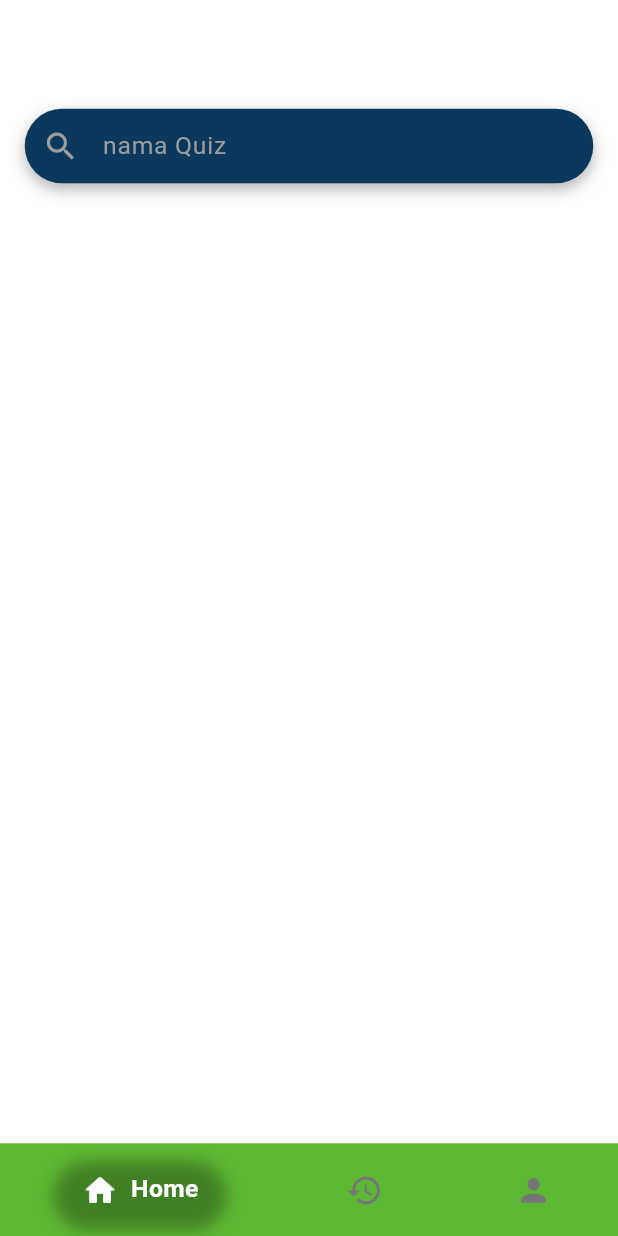
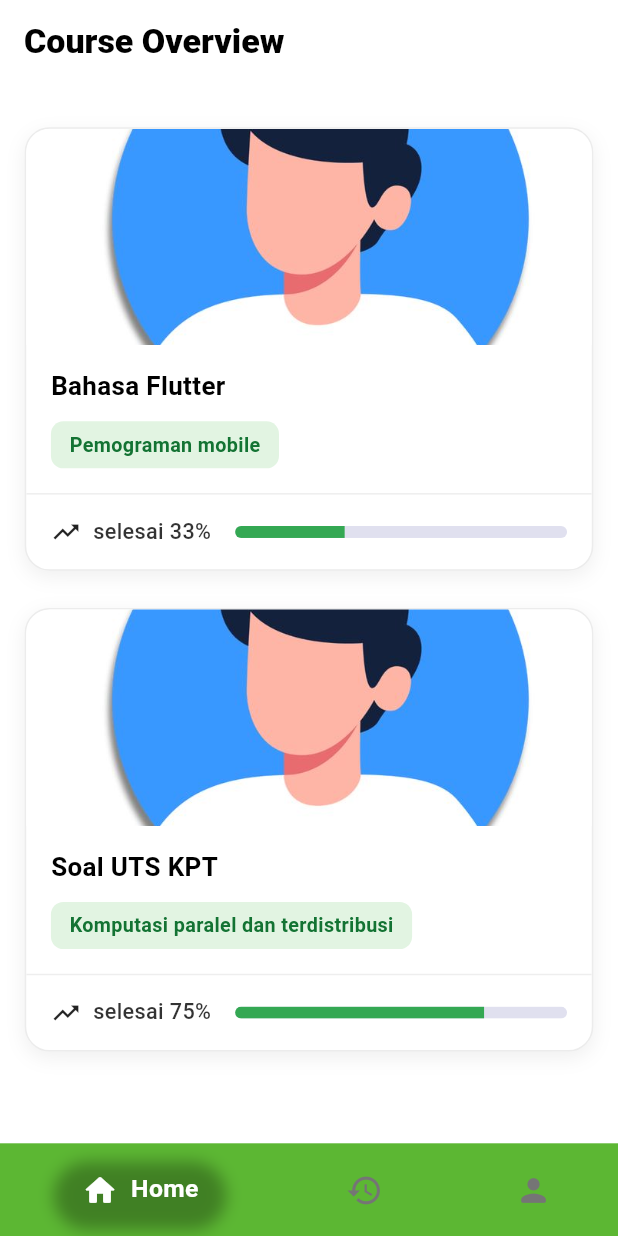
Before and after one commit to PhanTopik/quiz_fun_topik_241401054, a Flutter app: the HomeScreen screen opened by its route, on a phone screen of 412 x 824 dp. Run offline on Flutter 3.47's test engine with Material 3 defaults, Android fonts, the light colour scheme and no system bars; our stand-ins replace go_router, shared_preferences; accounts and stored records are empty.

Commit message:
Feat:kartu quiz,screen quiz,dan data soal quiz

```diff
--- /dev/null
+++ b/lib/Data/quiz_list.dart
@@ -0,0 +1,20 @@
+import '../Models/quiz_card_model.dart';
+
+class QuizData {
+  static final List<QuizCardModel> initialQuizzes = [
+    QuizCardModel(
+      id: '1',
+      title: 'Bahasa Flutter',
+      matakuliah: 'Pemograman mobile',
+      imagePath: 'assets/images/profile.jpg',
+      progress: 0.33,
+    ),
+    QuizCardModel(
+      id: '2',
+      title: 'Soal UTS KPT',
+      matakuliah: 'Komputasi paralel dan terdistribusi',
+      imagePath: 'assets/images/profile.jpg',
+      progress: 0.75,
+    ),
+  ];
+}
--- a/lib/Screens/home_screen.dart
+++ b/lib/Screens/home_screen.dart
@@ -1,5 +1,9 @@
 import 'package:flutter/material.dart';
-import '../widgets/app_scaffold.dart';
+import 'package:go_router/go_router.dart';
+import '../Config/routes.dart';
+import '../Data/quiz_list.dart';
+import '../Widgets/quiz_card_widget.dart';
+import '../Widgets/app_scaffold.dart';
 
 class HomeScreen extends StatefulWidget {
   const HomeScreen({super.key});
@@ -8,92 +12,47 @@ class HomeScreen extends StatefulWidget {
   State<HomeScreen> createState() => _HomeScreenState();
 }
 
-class _HomeScreenState extends State<HomeScreen> {
+class _HomeScreenState extends State<HomeScreen> with AutomaticKeepAliveClientMixin {
+  @override
+  bool get wantKeepAlive => true;
+
+  final List _quizList = QuizData.initialQuizzes;
+
   @override
   Widget build(BuildContext context) {
+    super.build(context);
     final screenWidth = MediaQuery.of(context).size.width;
-    final screenHeight = MediaQuery.of(context).size.height;
+    final textColor = Theme.of(context).colorScheme.onSurface;
+
     return AppScaffold(
       appBar: AppBar(
         title: Text(
-          "AnimeVerse",
+          'Course Overview',
           style: TextStyle(
-            color: Colors.white,
+            color: textColor,
             fontWeight: FontWeight.w800,
-            fontSize: screenWidth * 0.075,
+            fontSize: screenWidth * 0.055,
           ),
         ),
-        centerTitle: true,
         backgroundColor: Colors.transparent,
         elevation: 0,
       ),
-      body: SingleChildScrollView(
-        child: Column(
-          crossAxisAlignment: CrossAxisAlignment.center,
-          children: [
-            // Search Bar
-            Padding(
-              padding: EdgeInsets.all(screenWidth * 0.04),
-              child: Container(
-                decoration: BoxDecoration(
-                  borderRadius: BorderRadius.circular(screenWidth * 0.075),
-                  boxShadow: [
-                    BoxShadow(
-                      color: Colors.black.withValues(alpha: 0.3),
-                      blurRadius: screenWidth * 0.02,
-                      offset: Offset(0, screenHeight * 0.005),
-                    ),
-                  ],
-                ),
-                child: TextField(
-                  decoration: InputDecoration(
-                    hintText: "nama Quiz",
-                    hintStyle: TextStyle(
-                      color: Colors.grey,
-                      fontSize: screenWidth * 0.04,
-                    ),
-                    prefixIcon: Icon(
-                      Icons.search,
-                      color: Colors.grey,
-                      size: screenWidth * 0.06,
-                    ),
-                    border: OutlineInputBorder(
-                      borderRadius: BorderRadius.circular(screenWidth * 0.075),
-                      borderSide: BorderSide.none,
-                    ),
-                    enabledBorder: OutlineInputBorder(
-                      borderRadius: BorderRadius.circular(screenWidth * 0.075),
-                      borderSide: BorderSide.none,
-                    ),
-                    focusedBorder: OutlineInputBorder(
-                      borderRadius: BorderRadius.circular(screenWidth * 0.075),
-                      borderSide: BorderSide(color: Colors.white),
-                    ),
-                    filled: true,
-                    fillColor: Color(0xFF0b395e),
-                    contentPadding: EdgeInsets.symmetric(
-                      horizontal: screenWidth * 0.05,
-                      vertical: screenHeight * 0.015,
-                    ),
-                  ),
-                  style: TextStyle(
-                    fontSize: screenWidth * 0.04,
-                    color: Colors.white,
-                  ),
-                ),
-
-              ),
-
-            ),
-            // GenreList(),
-            SizedBox(height: screenHeight * 0.03),
-            // const SoalView(),
-            SizedBox(height: screenHeight * 0.025),
-
-          ],
-        ),
+      body: ListView.builder(
+        padding: EdgeInsets.all(screenWidth * 0.04),
+        itemCount: _quizList.length,
+        itemBuilder: (context, index) {
+          final quiz = _quizList[index];
+          return QuizCardWidget(
+            title: quiz.title,
+            matakuliah: quiz.matakuliah,
+            imagePath: quiz.imagePath,
+            progress: quiz.progress,
+            onTap: () {
+              context.push(AppRoutes.quizDetail(quiz.id));
+            },
+          );
+        },
       ),
     );
-
   }
 }
--- /dev/null
+++ b/lib/Widgets/quiz_card_widget.dart
@@ -0,0 +1,153 @@
+import 'package:flutter/material.dart';
+
+class QuizCardWidget extends StatelessWidget {
+  final String title;
+  final String matakuliah;
+  final String imagePath;
+  final double progress;
+  final VoidCallback onTap;
+
+  const QuizCardWidget({
+    super.key,
+    required this.title,
+    required this.matakuliah,
+    required this.imagePath,
+    required this.progress,
+    required this.onTap,
+  });
+
+  @override
+  Widget build(BuildContext context) {
+    final screenWidth = MediaQuery.of(context).size.width;
+    final isDarkMode = Theme.of(context).brightness == Brightness.dark;
+    final cardBgColor = isDarkMode ? const Color(0xFF1E1E1E) : Colors.white;
+    final textColor = Theme.of(context).colorScheme.onSurface;
+
+    final int percent = (progress * 100).toInt();
+
+    return Container(
+      margin: EdgeInsets.symmetric(vertical: screenWidth * 0.03),
+      decoration: BoxDecoration(
+        color: cardBgColor,
+        borderRadius: BorderRadius.circular(screenWidth * 0.04),
+        boxShadow: [
+          BoxShadow(
+            color: Colors.black.withValues(alpha: 0.06),
+            blurRadius: 10,
+            offset: const Offset(0, 4),
+          ),
+        ],
+        border: Border.all(
+          color: Colors.grey.withValues(alpha: 0.2),
+          width: 1,
+        ),
+      ),
+      child: ClipRRect(
+        borderRadius: BorderRadius.circular(screenWidth * 0.04),
+        child: InkWell(
+          onTap: onTap,
+          child: Column(
+            crossAxisAlignment: CrossAxisAlignment.start,
+            children: [
+              // gambar kartu quiz
+              SizedBox(
+                height: screenWidth * 0.35,
+                width: double.infinity,
+                child: Image.asset(
+                  imagePath,
+                  fit: BoxFit.cover,
+                  errorBuilder: (context, error, stackTrace) {
+                    return Container(
+                      color: Colors.grey.shade400,
+                      child: Icon(Icons.image, color: Colors.white, size: screenWidth * 0.1),
+                    );
+                  },
+                ),
+              ),
+
+              // Judul
+              Padding(
+                padding: EdgeInsets.all(screenWidth * 0.04),
+                child: Column(
+                  crossAxisAlignment: CrossAxisAlignment.start,
+                  children: [
+                    Text(
+                      title,
+                      style: TextStyle(
+                        fontSize: screenWidth * 0.042,
+                        fontWeight: FontWeight.bold,
+                        color: textColor,
+                        height: 1.3,
+                      ),
+                    ),
+                    SizedBox(height: screenWidth * 0.03),
+
+                    // Mata Kuliah
+                    Container(
+                      padding: EdgeInsets.symmetric(
+                        horizontal: screenWidth * 0.03,
+                        vertical: screenWidth * 0.015,
+                      ),
+                      decoration: BoxDecoration(
+                        color: const Color(0xFFE2F4E2),
+                        borderRadius: BorderRadius.circular(screenWidth * 0.02),
+                      ),
+                      child: Text(
+                        matakuliah,
+                        style: TextStyle(
+                          fontSize: screenWidth * 0.032,
+                          fontWeight: FontWeight.w600,
+                          color: const Color(0xFF137333),
+                        ),
+                      ),
+                    ),
+                  ],
+                ),
+              ),
+
+              const Divider(height: 1, thickness: 1, color: Color(0xFFEEEEEE)),
+
+              // Bagian Progress Bar
+              Padding(
+                padding: EdgeInsets.symmetric(
+                  horizontal: screenWidth * 0.04,
+                  vertical: screenWidth * 0.035,
+                ),
+                child: Row(
+                  children: [
+                    const Icon(
+                      Icons.trending_up,
+                      color: Colors.black87,
+                      size: 20,
+                    ),
+                    const SizedBox(width: 8),
+                    Text(
+                      'selesai $percent%',
+                      style: TextStyle(
+                        fontSize: screenWidth * 0.035,
+                        fontWeight: FontWeight.w500,
+                        color: textColor.withValues(alpha: 0.8),
+                      ),
+                    ),
+                    const SizedBox(width: 16),
+                    Expanded(
+                      child: ClipRRect(
+                        borderRadius: BorderRadius.circular(10),
+                        child: LinearProgressIndicator(
+                          value: progress,
+                          minHeight: 8,
+                          backgroundColor: const Color(0xFFE0E0EF),
+                          valueColor: const AlwaysStoppedAnimation<Color>(Color(0xFF34A853)),
+                        ),
+                      ),
+                    ),
+                  ],
+                ),
+              ),
+            ],
+          ),
+        ),
+      ),
+    );
+  }
+}
--- /dev/null
+++ b/lib/models/quiz_card_model.dart
@@ -0,0 +1,15 @@
+class QuizCardModel {
+  final String id;
+  final String title;
+  final String matakuliah;
+  final String imagePath;
+  final double progress;
+
+  QuizCardModel({
+    required this.id,
+    required this.title,
+    required this.matakuliah,
+    required this.imagePath,
+    required this.progress,
+  });
+}
```
Also changed, not shown: lib/Config/routes.dart (+9 -2 lines), lib/Data/soal.dart (+36 -0 lines), lib/Screens/quiz_screen.dart (added, +213 -0 lines), lib/models/question_model.dart (added, +11 -0 lines).
